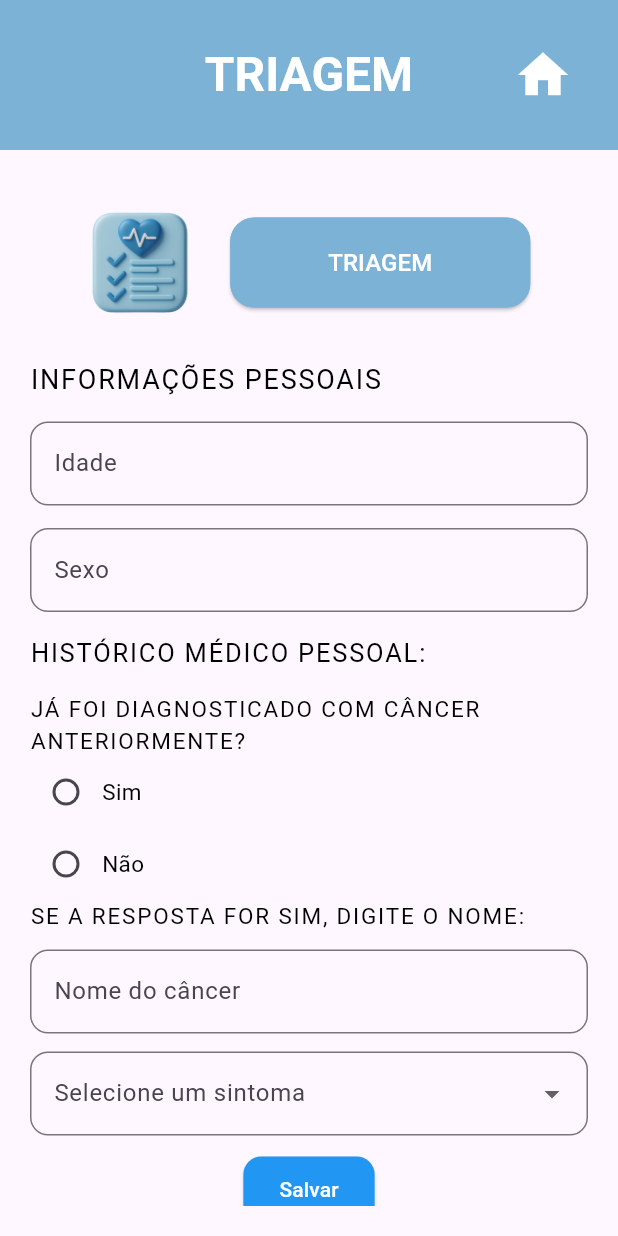
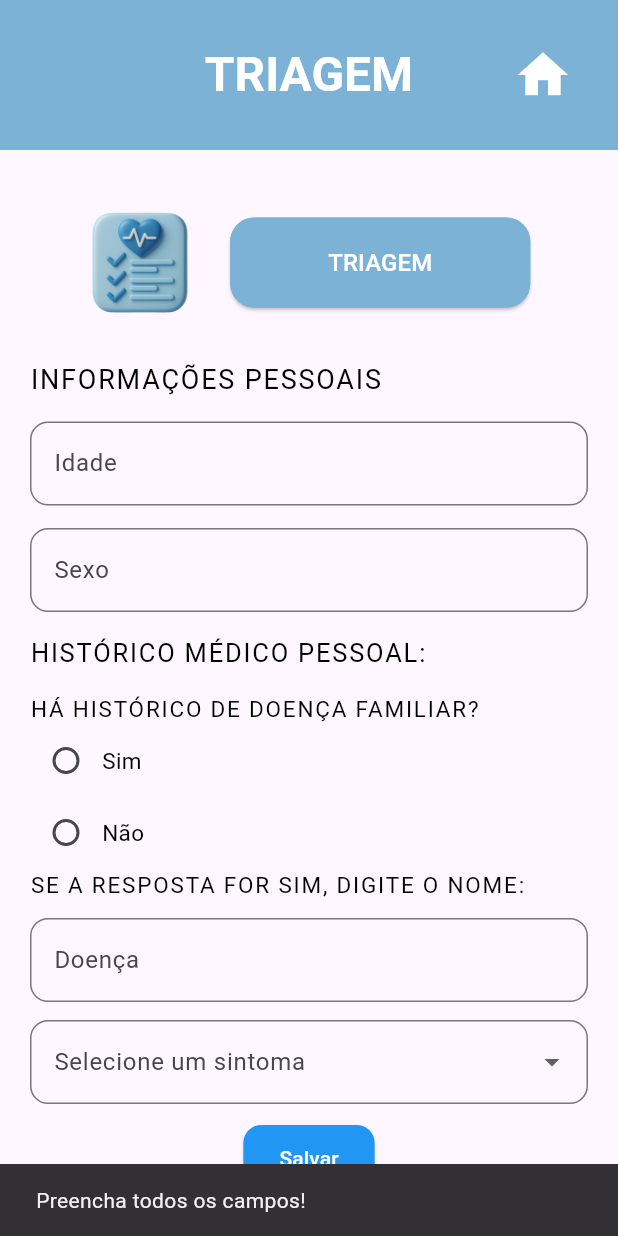
Before and after one commit to leticiavital/Pmovel, a Flutter app: the screen it shows after launch, after a tap on "Salvar", on a phone screen of 412 x 824 dp. Run offline on Flutter 3.47's test engine with Material 3 defaults, Android fonts, the phone set to English and light mode, and no system bars; our stand-ins replace dio, sqflite; accounts and stored records are empty.

Commit message:
acabei fake

```diff
--- a/lib/dbTriagem/dbTriagem.dart
+++ b/lib/dbTriagem/dbTriagem.dart
@@ -28,7 +28,7 @@ class DBHelper {
       id INTEGER PRIMARY KEY AUTOINCREMENT,
       idade INTEGER,
       sexo TEXT,
-      doencaHeriditaria TEXT,
+      doencaHereditaria TEXT,
       sintoma TEXT
       );''';
 
--- a/lib/resultado_triagem_page.dart
+++ b/lib/resultado_triagem_page.dart
@@ -26,7 +26,7 @@ class _ResultadoTriagemPageState extends State<ResultadoTriagemPage> {
 
   Future<void> buscarMedico() async {
     MedicosApi api = MedicosApi();
-    Medico? resultado = await api.buscarMedicoPorSintoma(widget.sintoma);
+    Medico? resultado = await api.buscarMedicoPorSintoma(widget.sintoma.toLowerCase());
     setState(() {
       medico = resultado;
       carregando = false;
--- a/lib/triagemPage.dart
+++ b/lib/triagemPage.dart
@@ -2,6 +2,7 @@ import 'package:flutter/material.dart';
 
 import 'Domain/triagem.dart';
 import 'dbTriagem/TriagemDAO.dart';
+import 'resultado_triagem_page.dart'; // importa a tela de resultado
 
 class TriagemPage extends StatefulWidget {
   const TriagemPage({super.key});
@@ -13,11 +14,10 @@ class TriagemPage extends StatefulWidget {
 class _TriagemPageState extends State<TriagemPage> {
   final TextEditingController idadeController = TextEditingController();
   final TextEditingController sexoController = TextEditingController();
-  final TextEditingController cancerController = TextEditingController();
-  final TextEditingController nomeController = TextEditingController();
+  final TextEditingController nomeDoencaController = TextEditingController();
 
-  String? respostaCancer;
-  String? sintomaSelecionado; // variável do ComboBox de sintomas
+  String? respostaDoenca;
+  String? sintomaSelecionado;
 
   final List<String> sintomas = [
     'Febre',
@@ -28,10 +28,6 @@ class _TriagemPageState extends State<TriagemPage> {
     'Náusea',
     'Outro'
   ];
-
-  get dao => null;
-
-  List listaTriagem = [];
 
   @override
   Widget build(BuildContext context) {
@@ -79,9 +75,7 @@ class _TriagemPageState extends State<TriagemPage> {
                     ),
                   ],
                 ),
-
                 const SizedBox(height: 30),
-
                 const Text(
                   'INFORMAÇÕES PESSOAIS',
                   style: TextStyle(
@@ -91,9 +85,7 @@ class _TriagemPageState extends State<TriagemPage> {
                     letterSpacing: 1.2,
                   ),
                 ),
-
                 const SizedBox(height: 15),
-
                 TextField(
                   controller: idadeController,
                   keyboardType: TextInputType.number,
@@ -104,9 +96,7 @@ class _TriagemPageState extends State<TriagemPage> {
                     ),
                   ),
                 ),
-
                 const SizedBox(height: 15),
-
                 TextField(
                   controller: sexoController,
                   keyboardType: TextInputType.text,
@@ -117,9 +107,7 @@ class _TriagemPageState extends State<TriagemPage> {
                     ),
                   ),
                 ),
-
                 const SizedBox(height: 15),
-
                 const Text(
                   'HISTÓRICO MÉDICO PESSOAL:',
                   style: TextStyle(
@@ -129,11 +117,9 @@ class _TriagemPageState extends State<TriagemPage> {
                     letterSpacing: 1.2,
                   ),
                 ),
-
                 const SizedBox(height: 15),
-
                 const Text(
-                  'JÁ FOI DIAGNOSTICADO COM CÂNCER ANTERIORMENTE?',
+                  'HÁ HISTÓRICO DE DOENÇA FAMILIAR?',
                   style: TextStyle(
                     fontSize: 15,
                     color: Colors.black,
@@ -141,15 +127,14 @@ class _TriagemPageState extends State<TriagemPage> {
                     letterSpacing: 1.2,
                   ),
                 ),
-
                 Row(
                   children: [
                     Radio<String>(
                       value: 'Sim',
-                      groupValue: respostaCancer,
+                      groupValue: respostaDoenca,
                       onChanged: (value) {
                         setState(() {
-                          respostaCancer = value;
+                          respostaDoenca = value;
                         });
                       },
                     ),
@@ -166,10 +151,10 @@ class _TriagemPageState extends State<TriagemPage> {
                   children: [
                     Radio<String>(
                       value: 'Não',
-                      groupValue: respostaCancer,
+                      groupValue: respostaDoenca,
                       onChanged: (value) {
                         setState(() {
-                          respostaCancer = value;
+                          respostaDoenca = value;
                         });
                       },
                     ),
@@ -182,7 +167,6 @@ class _TriagemPageState extends State<TriagemPage> {
                     ),
                   ],
                 ),
-
                 const Text(
                   'SE A RESPOSTA FOR SIM, DIGITE O NOME: ',
                   style: TextStyle(
@@ -192,21 +176,18 @@ class _TriagemPageState extends State<TriagemPage> {
                     letterSpacing: 1.2,
                   ),
                 ),
-
                 const SizedBox(height: 12),
-
                 TextField(
-                  controller: cancerController,
+                  controller: nomeDoencaController,
                   keyboardType: TextInputType.text,
                   decoration: InputDecoration(
-                    labelText: "Nome do câncer",
+                    labelText: "Doença",
                     border: OutlineInputBorder(
                       borderRadius: BorderRadius.circular(12),
                     ),
                   ),
                 ),
                 const SizedBox(height: 12),
-
                 DropdownButtonFormField<String>(
                   value: sintomaSelecionado,
                   decoration: InputDecoration(
@@ -227,22 +208,51 @@ class _TriagemPageState extends State<TriagemPage> {
                     });
                   },
                 ),
-
-
                 const SizedBox(height: 12),
 
+                // Botão Salvar atualizado
                 Center(
                   child: ElevatedButton(
                     onPressed: () async {
+                      // Validação simples
+                      if (idadeController.text.isEmpty ||
+                          sexoController.text.isEmpty ||
+                          sintomaSelecionado == null ||
+                          respostaDoenca == null) {
+                        ScaffoldMessenger.of(context).showSnackBar(
+                          const SnackBar(
+                            content: Text("Preencha todos os campos!"),
+                          ),
+                        );
+                        return;
+                      }
+
+                      // Criando objeto Triagem com todos os dados
+                      Triagem nova = Triagem(
+                        idade: int.tryParse(idadeController.text) ?? 0,
+                        sexo: sexoController.text,
+                        sintoma: sintomaSelecionado ?? "",
+                        doencaHereditaria: respostaDoenca == "Sim"
+                            ? nomeDoencaController.text
+                            : null
+                      );
+
+                      // Inserindo no banco
                       TriagemDao dao = TriagemDao();
-                      Triagem nova = Triagem(
-                        sexo: sexoController.text,
-                        idade: int.tryParse(idadeController.text) ?? 0,
-                        sintoma: sintomaSelecionado ?? "",
+                      await dao.inserirTriagem(nova);
+
+                      ScaffoldMessenger.of(context).showSnackBar(
+                        const SnackBar(
+                          content: Text("Triagem salva com sucesso!"),
+                        ),
                       );
-                      await dao.inserirTriagem(nova);
-                      print(await dao.listarTriagem());
-                      print("Triagem salva no banco!");
+
+                      Navigator.push(
+                        context,
+                        MaterialPageRoute(
+                          builder: (context) => ResultadoTriagemPage(sintoma: sintomaSelecionado!,),
+                        ),
+                      );
                     },
                     style: ElevatedButton.styleFrom(
                       backgroundColor: Colors.blue,
@@ -250,12 +260,12 @@ class _TriagemPageState extends State<TriagemPage> {
                       shape: RoundedRectangleBorder(
                         borderRadius: BorderRadius.circular(12),
                       ),
-                      padding: EdgeInsets.symmetric(horizontal: 24, vertical: 12),
+                      padding: const EdgeInsets.symmetric(
+                          horizontal: 24, vertical: 12),
                     ),
                     child: const Text("Salvar"),
                   ),
                 ),
-
               ],
             ),
           ),
```
